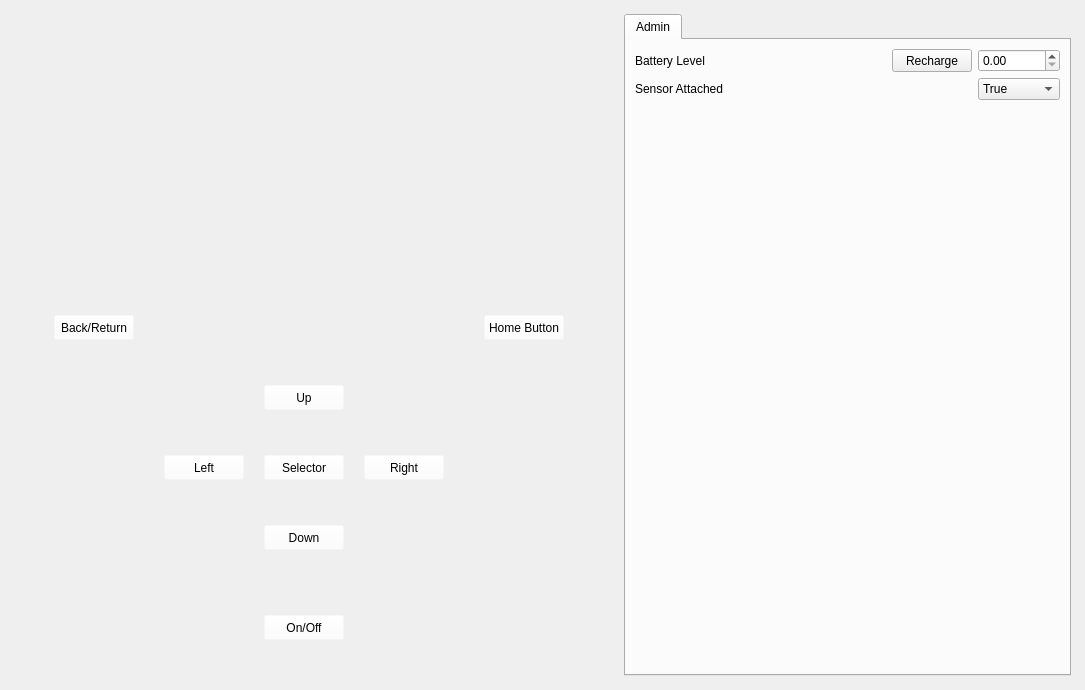
First picture: the form in FinalProject/mainwindow.ui, repository alihadimazeh/HeartWave, before the edit.
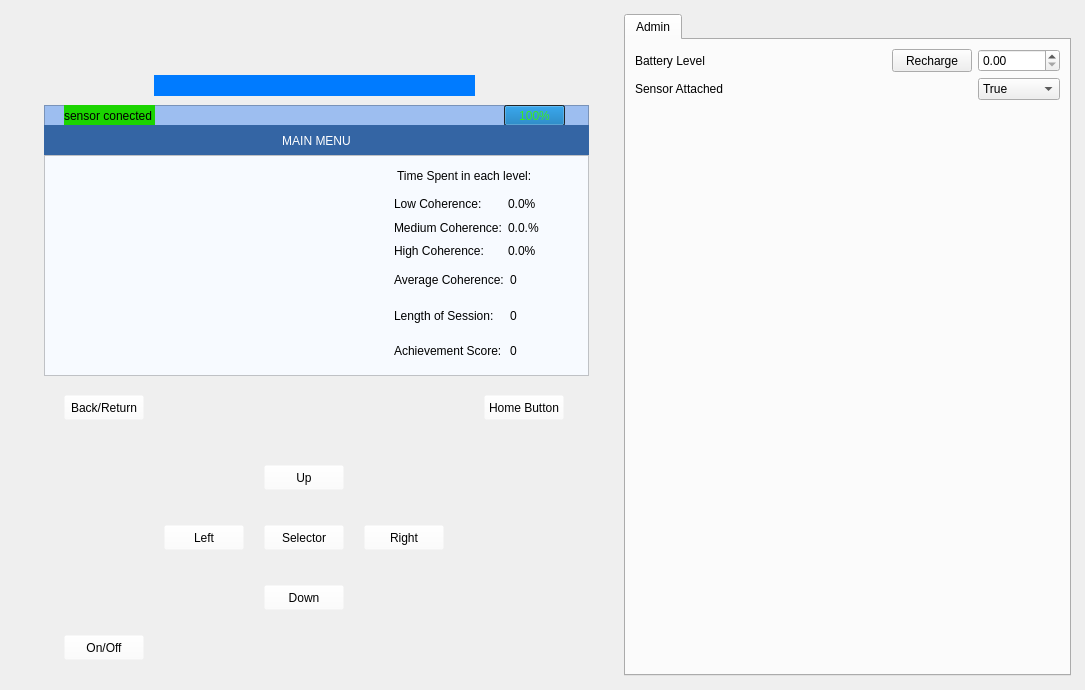
Second picture: the form after the edit. Icons and pictures are not drawn. Custom widgets are drawn as their Qt base class.

Commit message: ui finalized for the most part. small additions to be made later time permitting

Diff of the .ui file:
```diff
--- a/FinalProject/mainwindow.ui
+++ b/FinalProject/mainwindow.ui
@@ -62,12 +62,16 @@
            <height>661</height>
           </rect>
          </property>
+         <property name="styleSheet">
+          <string notr="true">background-color: rgb(255, 255, 255,0);
+border-image: url(:/overlay/maindisplay.svg);</string>
+         </property>
         </widget>
         <widget class="QPushButton" name="Left">
          <property name="geometry">
           <rect>
            <x>150</x>
-           <y>440</y>
+           <y>510</y>
            <width>80</width>
            <height>25</height>
           </rect>
@@ -80,7 +84,7 @@
          <property name="geometry">
           <rect>
            <x>250</x>
-           <y>510</y>
+           <y>570</y>
            <width>80</width>
            <height>25</height>
           </rect>
@@ -93,7 +97,7 @@
          <property name="geometry">
           <rect>
            <x>350</x>
-           <y>440</y>
+           <y>510</y>
            <width>80</width>
            <height>25</height>
           </rect>
@@ -106,7 +110,7 @@
          <property name="geometry">
           <rect>
            <x>250</x>
-           <y>370</y>
+           <y>450</y>
            <width>80</width>
            <height>25</height>
           </rect>
@@ -118,8 +122,8 @@
         <widget class="QPushButton" name="OnOff">
          <property name="geometry">
           <rect>
-           <x>250</x>
-           <y>600</y>
+           <x>50</x>
+           <y>620</y>
            <width>80</width>
            <height>25</height>
           </rect>
@@ -132,7 +136,7 @@
          <property name="geometry">
           <rect>
            <x>470</x>
-           <y>300</y>
+           <y>380</y>
            <width>80</width>
            <height>25</height>
           </rect>
@@ -144,8 +148,8 @@
         <widget class="QPushButton" name="BackReturn">
          <property name="geometry">
           <rect>
-           <x>40</x>
-           <y>300</y>
+           <x>50</x>
+           <y>380</y>
            <width>80</width>
            <height>25</height>
           </rect>
@@ -158,9 +162,9 @@
          <property name="geometry">
           <rect>
            <x>30</x>
-           <y>20</y>
-           <width>531</width>
-           <height>250</height>
+           <y>90</y>
+           <width>551</width>
+           <height>271</height>
           </rect>
          </property>
          <property name="minimumSize">
@@ -176,14 +180,14 @@
           </size>
          </property>
          <property name="styleSheet">
-          <string notr="true">background-color: rgba(0, 0, 0, 0);</string>
+          <string notr="true"/>
          </property>
         </widget>
         <widget class="QPushButton" name="pushButton">
          <property name="geometry">
           <rect>
            <x>250</x>
-           <y>440</y>
+           <y>510</y>
            <width>80</width>
            <height>25</height>
           </rect>
@@ -196,11 +200,575 @@
          <property name="geometry">
           <rect>
            <x>30</x>
-           <y>70</y>
-           <width>531</width>
-           <height>201</height>
+           <y>140</y>
+           <width>545</width>
+           <height>221</height>
           </rect>
          </property>
+         <property name="minimumSize">
+          <size>
+           <width>545</width>
+           <height>220</height>
+          </size>
+         </property>
+         <property name="styleSheet">
+          <string notr="true">background-color: rgb(247, 250, 255);
+color: rgb(32, 74, 135);
+font: 63 14pt &quot;FreeSans&quot;;</string>
+         </property>
+         <item>
+          <property name="text">
+           <string>Enter Session Mode</string>
+          </property>
+         </item>
+         <item>
+          <property name="text">
+           <string>View Session Logs/History</string>
+          </property>
+         </item>
+         <item>
+          <property name="text">
+           <string>Settings</string>
+          </property>
+         </item>
+        </widget>
+        <widget class="QWidget" name="CoherenceLED" native="true">
+         <property name="geometry">
+          <rect>
+           <x>140</x>
+           <y>60</y>
+           <width>321</width>
+           <height>21</height>
+          </rect>
+         </property>
+         <property name="styleSheet">
+          <string notr="true">background-color: rgb(0, 123, 255);</string>
+         </property>
+        </widget>
+        <widget class="QFrame" name="Statusbar">
+         <property name="geometry">
+          <rect>
+           <x>30</x>
+           <y>90</y>
+           <width>545</width>
+           <height>21</height>
+          </rect>
+         </property>
+         <property name="minimumSize">
+          <size>
+           <width>545</width>
+           <height>21</height>
+          </size>
+         </property>
+         <property name="styleSheet">
+          <string notr="true">background-color: rgb(157, 190, 240);</string>
+         </property>
+         <property name="frameShape">
+          <enum>QFrame::StyledPanel</enum>
+         </property>
+         <property name="frameShadow">
+          <enum>QFrame::Raised</enum>
+         </property>
+         <widget class="QProgressBar" name="BatteryLevel">
+          <property name="geometry">
+           <rect>
+            <x>460</x>
+            <y>0</y>
+            <width>61</width>
+            <height>21</height>
+           </rect>
+          </property>
+          <property name="styleSheet">
+           <string notr="true">background-color: rgb(46, 52, 54);
+color: rgb(58, 234, 36);</string>
+          </property>
+          <property name="value">
+           <number>100</number>
+          </property>
+         </widget>
+         <widget class="QLabel" name="SensorConectedLabel">
+          <property name="geometry">
+           <rect>
+            <x>20</x>
+            <y>0</y>
+            <width>91</width>
+            <height>21</height>
+           </rect>
+          </property>
+          <property name="styleSheet">
+           <string notr="true">background-color: rgb(27, 212, 0);</string>
+          </property>
+          <property name="text">
+           <string>sensor conected</string>
+          </property>
+         </widget>
+        </widget>
+        <widget class="QWidget" name="SessionView" native="true">
+         <property name="geometry">
+          <rect>
+           <x>30</x>
+           <y>110</y>
+           <width>545</width>
+           <height>251</height>
+          </rect>
+         </property>
+         <property name="minimumSize">
+          <size>
+           <width>545</width>
+           <height>200</height>
+          </size>
+         </property>
+         <property name="styleSheet">
+          <string notr="true">background-color: rgb(247, 250, 255);
+color: rgb(32, 74, 135);
+font: 63 14pt &quot;FreeSans&quot;;</string>
+         </property>
+         <widget class="QLabel" name="CoherenceLabel">
+          <property name="geometry">
+           <rect>
+            <x>40</x>
+            <y>10</y>
+            <width>100</width>
+            <height>21</height>
+           </rect>
+          </property>
+          <property name="minimumSize">
+           <size>
+            <width>100</width>
+            <height>21</height>
+           </size>
+          </property>
+          <property name="text">
+           <string>Coherence: </string>
+          </property>
+         </widget>
+         <widget class="QLabel" name="DurationLabel">
+          <property name="geometry">
+           <rect>
+            <x>210</x>
+            <y>10</y>
+            <width>80</width>
+            <height>21</height>
+           </rect>
+          </property>
+          <property name="minimumSize">
+           <size>
+            <width>80</width>
+            <height>21</height>
+           </size>
+          </property>
+          <property name="text">
+           <string>Duration:</string>
+          </property>
+         </widget>
+         <widget class="QLabel" name="AchievementLabel">
+          <property name="geometry">
+           <rect>
+            <x>350</x>
+            <y>10</y>
+            <width>111</width>
+            <height>21</height>
+           </rect>
+          </property>
+          <property name="minimumSize">
+           <size>
+            <width>100</width>
+            <height>21</height>
+           </size>
+          </property>
+          <property name="text">
+           <string>Achievement:</string>
+          </property>
+         </widget>
+         <widget class="QLabel" name="CoherenceScore">
+          <property name="geometry">
+           <rect>
+            <x>140</x>
+            <y>10</y>
+            <width>50</width>
+            <height>21</height>
+           </rect>
+          </property>
+          <property name="minimumSize">
+           <size>
+            <width>41</width>
+            <height>17</height>
+           </size>
+          </property>
+          <property name="maximumSize">
+           <size>
+            <width>50</width>
+            <height>50</height>
+           </size>
+          </property>
+          <property name="text">
+           <string>0.0</string>
+          </property>
+         </widget>
+         <widget class="QLabel" name="TimeDuration">
+          <property name="geometry">
+           <rect>
+            <x>290</x>
+            <y>10</y>
+            <width>50</width>
+            <height>21</height>
+           </rect>
+          </property>
+          <property name="minimumSize">
+           <size>
+            <width>41</width>
+            <height>17</height>
+           </size>
+          </property>
+          <property name="maximumSize">
+           <size>
+            <width>50</width>
+            <height>50</height>
+           </size>
+          </property>
+          <property name="text">
+           <string>0.0</string>
+          </property>
+         </widget>
+         <widget class="QLabel" name="AchievementScore">
+          <property name="geometry">
+           <rect>
+            <x>470</x>
+            <y>10</y>
+            <width>50</width>
+            <height>21</height>
+           </rect>
+          </property>
+          <property name="minimumSize">
+           <size>
+            <width>41</width>
+            <height>17</height>
+           </size>
+          </property>
+          <property name="maximumSize">
+           <size>
+            <width>50</width>
+            <height>50</height>
+           </size>
+          </property>
+          <property name="text">
+           <string>0.0</string>
+          </property>
+         </widget>
+         <widget class="QCustomPlot" name="HRVGraph" native="true">
+          <property name="geometry">
+           <rect>
+            <x>20</x>
+            <y>40</y>
+            <width>501</width>
+            <height>171</height>
+           </rect>
+          </property>
+         </widget>
+         <widget class="QSlider" name="BreathPacer">
+          <property name="geometry">
+           <rect>
+            <x>40</x>
+            <y>220</y>
+            <width>451</width>
+            <height>21</height>
+           </rect>
+          </property>
+          <property name="orientation">
+           <enum>Qt::Horizontal</enum>
+          </property>
+         </widget>
+         <widget class="QLabel" name="MinBreathPacer">
+          <property name="geometry">
+           <rect>
+            <x>20</x>
+            <y>220</y>
+            <width>20</width>
+            <height>21</height>
+           </rect>
+          </property>
+          <property name="text">
+           <string>0</string>
+          </property>
+         </widget>
+         <widget class="QLabel" name="MaxBreathPacer">
+          <property name="geometry">
+           <rect>
+            <x>500</x>
+            <y>220</y>
+            <width>21</width>
+            <height>20</height>
+           </rect>
+          </property>
+          <property name="text">
+           <string>30</string>
+          </property>
+         </widget>
+        </widget>
+        <widget class="QWidget" name="SettingsView" native="true">
+         <property name="geometry">
+          <rect>
+           <x>30</x>
+           <y>140</y>
+           <width>545</width>
+           <height>221</height>
+          </rect>
+         </property>
+         <property name="minimumSize">
+          <size>
+           <width>545</width>
+           <height>200</height>
+          </size>
+         </property>
+         <property name="styleSheet">
+          <string notr="true">background-color: rgb(247, 250, 255);
+color: rgb(32, 74, 135);
+font: 63 14pt &quot;FreeSans&quot;;</string>
+         </property>
+         <widget class="QLabel" name="BreathPacerSettingLabel">
+          <property name="geometry">
+           <rect>
+            <x>60</x>
+            <y>60</y>
+            <width>211</width>
+            <height>41</height>
+           </rect>
+          </property>
+          <property name="text">
+           <string>Breath Pacer Setting:</string>
+          </property>
+         </widget>
+         <widget class="QSpinBox" name="BreathPacerSetting">
+          <property name="geometry">
+           <rect>
+            <x>330</x>
+            <y>70</y>
+            <width>111</width>
+            <height>31</height>
+           </rect>
+          </property>
+         </widget>
+         <widget class="QLabel" name="ResetLabel">
+          <property name="geometry">
+           <rect>
+            <x>60</x>
+            <y>120</y>
+            <width>221</width>
+            <height>31</height>
+           </rect>
+          </property>
+          <property name="text">
+           <string>Reset To Default Settings:</string>
+          </property>
+         </widget>
+         <widget class="QPushButton" name="ResetButton">
+          <property name="geometry">
+           <rect>
+            <x>330</x>
+            <y>120</y>
+            <width>111</width>
+            <height>31</height>
+           </rect>
+          </property>
+          <property name="text">
+           <string>PushButton</string>
+          </property>
+         </widget>
+        </widget>
+        <widget class="QLabel" name="MainMenuLabel">
+         <property name="geometry">
+          <rect>
+           <x>30</x>
+           <y>110</y>
+           <width>545</width>
+           <height>31</height>
+          </rect>
+         </property>
+         <property name="minimumSize">
+          <size>
+           <width>545</width>
+           <height>0</height>
+          </size>
+         </property>
+         <property name="styleSheet">
+          <string notr="true">background-color: rgb(52, 101, 164);
+font: 12pt &quot;Noto Sans&quot;;
+color: rgb(255, 255, 255);</string>
+         </property>
+         <property name="text">
+          <string>MAIN MENU</string>
+         </property>
+         <property name="alignment">
+          <set>Qt::AlignCenter</set>
+         </property>
+        </widget>
+        <widget class="QListWidget" name="HistoryView">
+         <property name="geometry">
+          <rect>
+           <x>30</x>
+           <y>140</y>
+           <width>545</width>
+           <height>221</height>
+          </rect>
+         </property>
+         <property name="minimumSize">
+          <size>
+           <width>545</width>
+           <height>0</height>
+          </size>
+         </property>
+         <property name="styleSheet">
+          <string notr="true">background-color: rgb(247, 250, 255);
+color: rgb(32, 74, 135);
+font: 63 10pt &quot;FreeSans&quot;;</string>
+         </property>
+        </widget>
+        <widget class="QWidget" name="SessionSummaryView" native="true">
+         <property name="geometry">
+          <rect>
+           <x>30</x>
+           <y>140</y>
+           <width>545</width>
+           <height>221</height>
+          </rect>
+         </property>
+         <property name="minimumSize">
+          <size>
+           <width>545</width>
+           <height>0</height>
+          </size>
+         </property>
+         <widget class="QWidget" name="gridLayoutWidget">
+          <property name="geometry">
+           <rect>
+            <x>350</x>
+            <y>110</y>
+            <width>181</width>
+            <height>101</height>
+           </rect>
+          </property>
+          <layout class="QGridLayout" name="SessionData">
+           <item row="0" column="0">
+            <widget class="QLabel" name="AverageCoherenceLabel">
+             <property name="text">
+              <string>Average Coherence:</string>
+             </property>
+            </widget>
+           </item>
+           <item row="2" column="1">
+            <widget class="QLabel" name="AchievementScoreValue">
+             <property name="text">
+              <string>0</string>
+             </property>
+            </widget>
+           </item>
+           <item row="0" column="1">
+            <widget class="QLabel" name="AverageCoherenceValue">
+             <property name="text">
+              <string>0</string>
+             </property>
+            </widget>
+           </item>
+           <item row="2" column="0">
+            <widget class="QLabel" name="AchievementScoreLabel">
+             <property name="text">
+              <string>Achievement Score:</string>
+             </property>
+            </widget>
+           </item>
+           <item row="1" column="0">
+            <widget class="QLabel" name="LengthOfSessionLabel">
+             <property name="text">
+              <string>Length of Session:</string>
+             </property>
+            </widget>
+           </item>
+           <item row="1" column="1">
+            <widget class="QLabel" name="LengthOfSessionValue">
+             <property name="text">
+              <string>0</string>
+             </property>
+            </widget>
+           </item>
+          </layout>
+         </widget>
+         <widget class="QCustomPlot" name="HRVGraphSummary" native="true">
+          <property name="geometry">
+           <rect>
+            <x>10</x>
+            <y>10</y>
+            <width>331</width>
+            <height>201</height>
+           </rect>
+          </property>
+         </widget>
+         <widget class="QWidget" name="gridLayoutWidget_2">
+          <property name="geometry">
+           <rect>
+            <x>350</x>
+            <y>40</y>
+            <width>181</width>
+            <height>65</height>
+           </rect>
+          </property>
+          <layout class="QGridLayout" name="CoherencePercentages">
+           <item row="1" column="0">
+            <widget class="QLabel" name="MediumCoherenceLabel">
+             <property name="text">
+              <string>Medium Coherence:</string>
+             </property>
+            </widget>
+           </item>
+           <item row="0" column="0">
+            <widget class="QLabel" name="LowCoherenceLabel">
+             <property name="text">
+              <string>Low Coherence:</string>
+             </property>
+            </widget>
+           </item>
+           <item row="2" column="0">
+            <widget class="QLabel" name="HighCoherenceLabel">
+             <property name="text">
+              <string>High Coherence:</string>
+             </property>
+            </widget>
+           </item>
+           <item row="0" column="1">
+            <widget class="QLabel" name="LowCoherenceValue">
+             <property name="text">
+              <string>0.0%</string>
+             </property>
+            </widget>
+           </item>
+           <item row="1" column="1">
+            <widget class="QLabel" name="MediumCoherenceValue">
+             <property name="text">
+              <string>0.0.%</string>
+             </property>
+            </widget>
+           </item>
+           <item row="2" column="1">
+            <widget class="QLabel" name="HighCoherenceValue">
+             <property name="text">
+              <string>0.0%</string>
+             </property>
+            </widget>
+           </item>
+          </layout>
+         </widget>
+         <widget class="QLabel" name="CoherencePercentageLabel">
+          <property name="geometry">
+           <rect>
+            <x>353</x>
+            <y>10</y>
+            <width>181</width>
+            <height>21</height>
+           </rect>
+          </property>
+          <property name="text">
+           <string>Time Spent in each level:</string>
+          </property>
+         </widget>
         </widget>
        </widget>
       </item>
@@ -319,6 +887,14 @@
    </layout>
   </widget>
  </widget>
+ <customwidgets>
+  <customwidget>
+   <class>QCustomPlot</class>
+   <extends>QWidget</extends>
+   <header>qcustomplot.h</header>
+   <container>1</container>
+  </customwidget>
+ </customwidgets>
  <resources/>
  <connections/>
 </ui>
```
Left out of the diff: 108 changed lines with no effect on the pictures. The commit also changes 4 other files.
